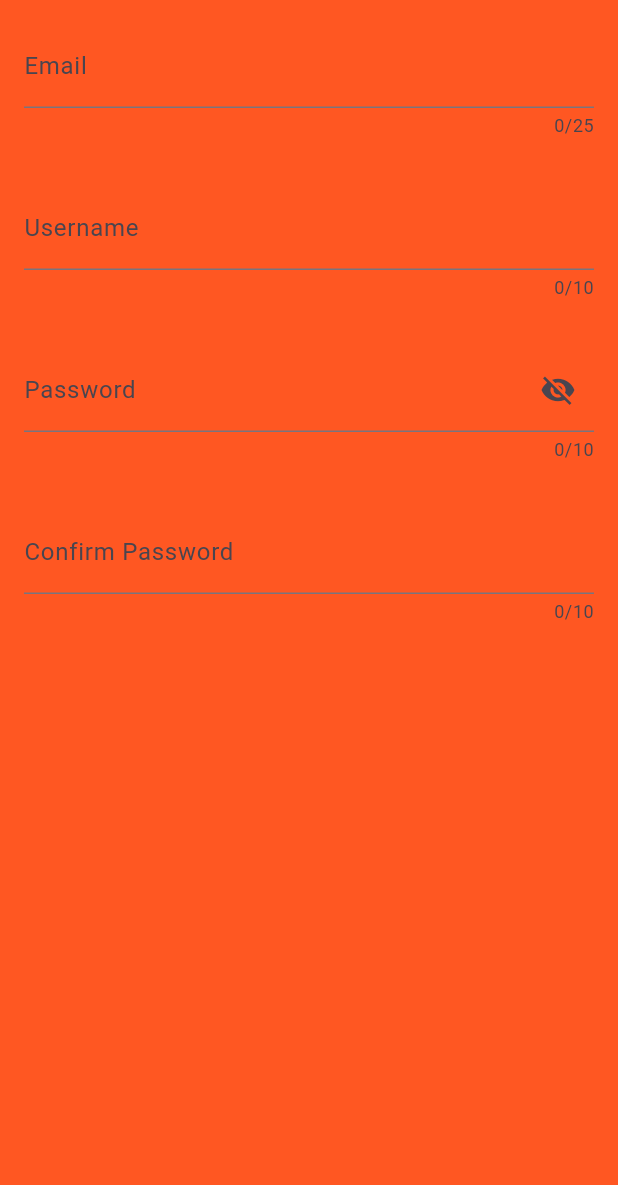
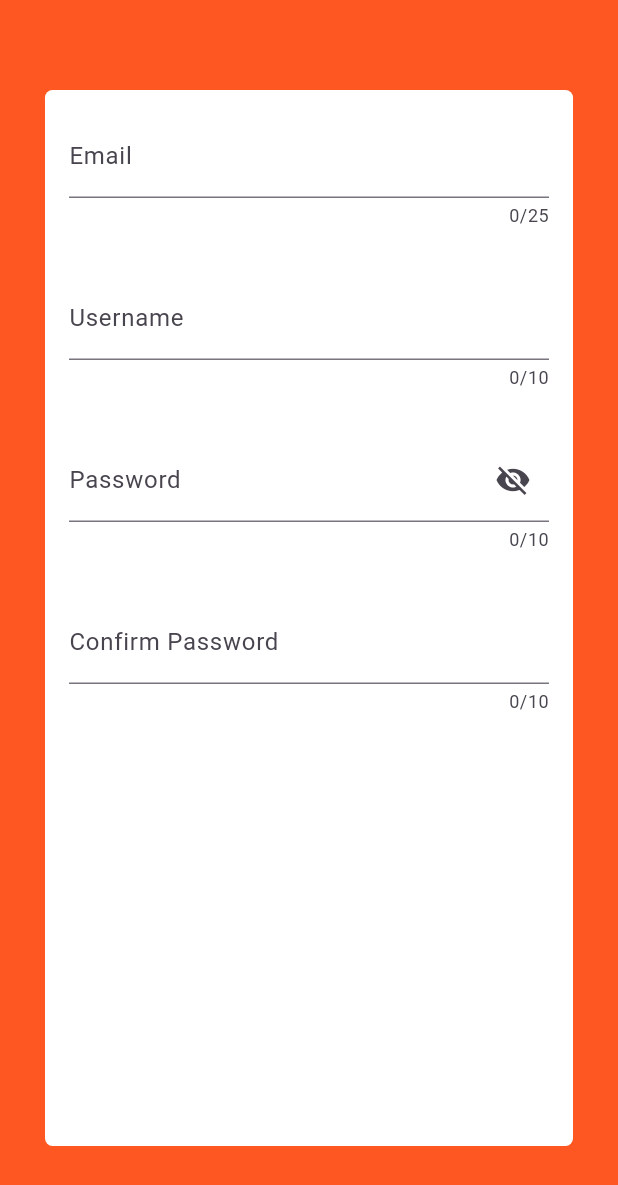
Before and after one commit to ShimaaElnaggar/ECTD_Task9, a Flutter app: the screen it shows after launch, on a phone screen of 412 x 824 dp. Shown: the top 1185 px of the screen. Run offline on Flutter 3.47's test engine with Material 3 defaults, Android fonts, the phone set to English and light mode, and no system bars.

Commit message:
create container around fields

```diff
--- a/lib/views/sign_up_view.dart
+++ b/lib/views/sign_up_view.dart
@@ -1,5 +1,3 @@
-
-
 import 'package:ectd_task9/widgets/custom_text_form_field.dart';
 import 'package:flutter/material.dart';
 
@@ -20,7 +18,13 @@ class SignUpView extends StatelessWidget {
   Widget build(BuildContext context) {
     return Scaffold(
       backgroundColor: Colors.deepOrange,
-      body: ListView(
+      body: Container(
+        margin: const EdgeInsets.symmetric(vertical: 60,horizontal: 30),
+        decoration: BoxDecoration(
+          color: Colors.white,
+          borderRadius: BorderRadius.circular(5),
+        ),
+        child: ListView(
           children: [
             CustomTextFormField(
               obscureText: false,
@@ -46,14 +50,11 @@ class SignUpView extends StatelessWidget {
                 label: const Text("Password"),
                 controller: passwordController,
                 suffixIcon: IconButton(
-                onPressed: () {
-
-                },
-                icon:Icon(
+                  onPressed: () {},
+                  icon: Icon(
                     Icons.visibility_off,
-                ) ,
-              )
                   ),
+                )),
             CustomTextFormField(
               obscureText: true,
               maxLength: 10,
@@ -64,6 +65,7 @@ class SignUpView extends StatelessWidget {
             ),
           ],
         ),
+      ),
     );
   }
 }
```
Lines whose indentation alone changed are shown as unchanged.
